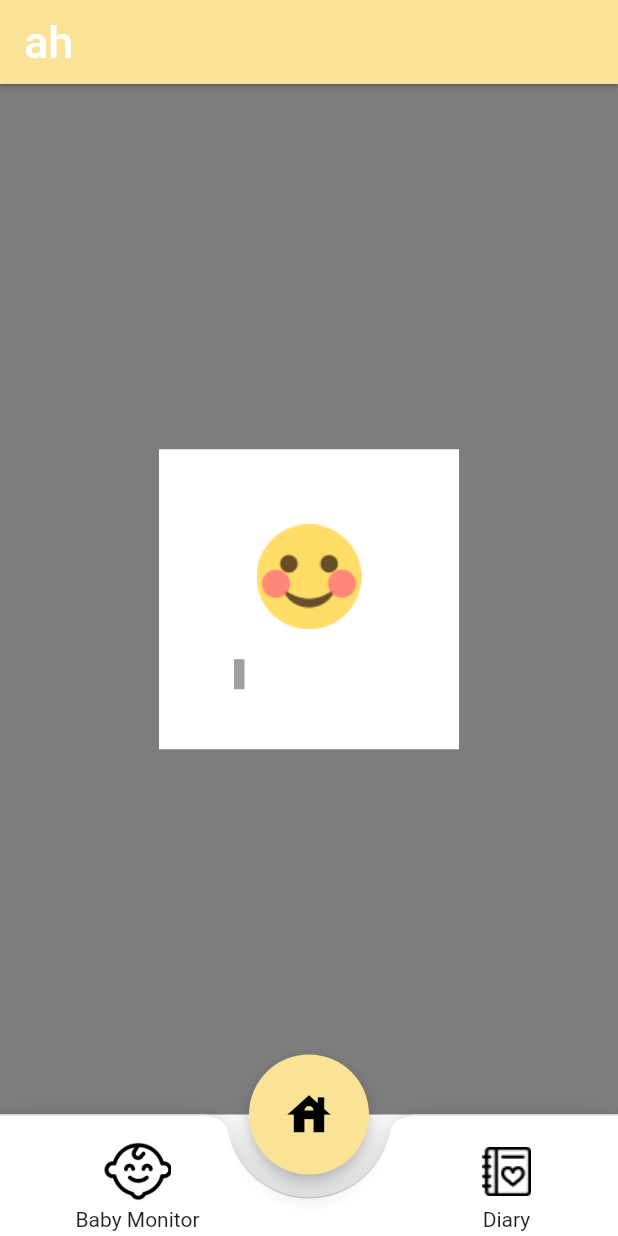
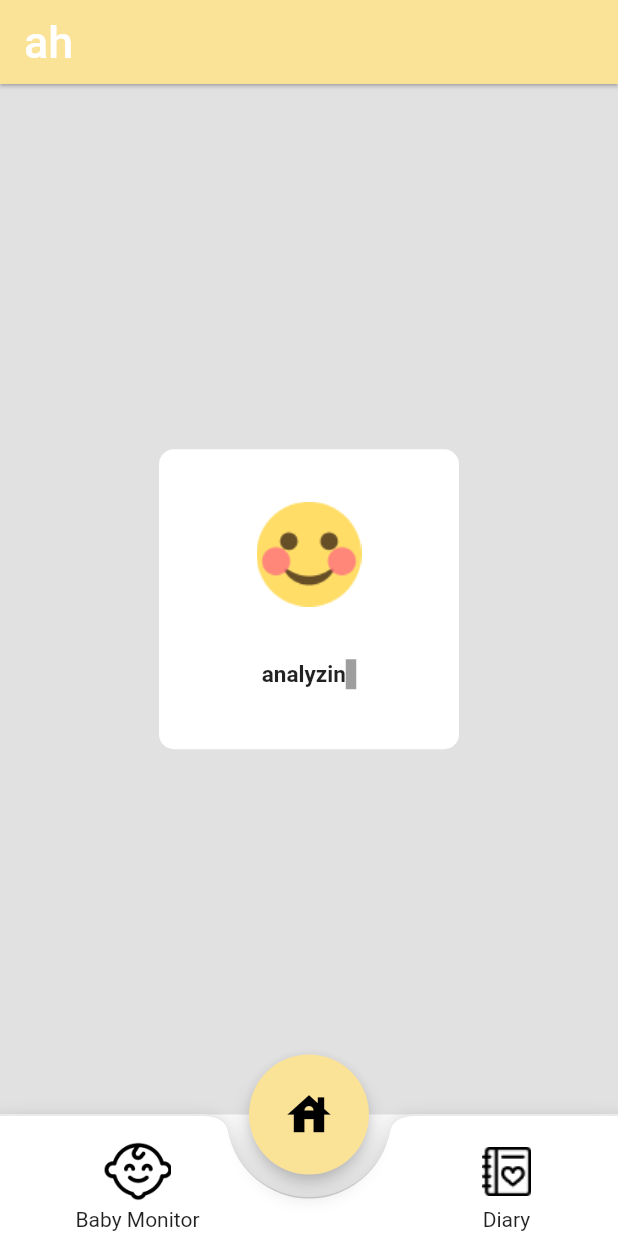
Before and after one commit to Doooooring/emotion-mobile, a Flutter app: the screen it shows after launch, on a phone screen of 412 x 824 dp. Run offline on Flutter 3.47's test engine with Material 2 defaults, Android fonts, the phone set to English and light mode, and no system bars; our stand-ins replace table_calendar, youtube_player_flutter.

Commit message:
fix : fix the loading animation : add ..addlistener to _animation

```diff
--- a/lib/component/common/loading.dart
+++ b/lib/component/common/loading.dart
@@ -22,7 +22,7 @@ class _LoadingState extends State<Loading> {
           offstage: widget.isLoading,
           child: Stack(children: <Widget>[
             Opacity(
-              opacity: 0.5,
+              opacity: 0.1,
               child: ModalBarrier(dismissible: false, color: Colors.black),
             ),
             Center(
@@ -30,7 +30,9 @@ class _LoadingState extends State<Loading> {
               Container(
                   width: 200,
                   height: 200,
-                  color: Colors.white,
+                  decoration: BoxDecoration(
+                      color: Colors.white,
+                      borderRadius: BorderRadius.all(Radius.circular(10))),
                   child: Column(
                     mainAxisAlignment: MainAxisAlignment.center,
                     children: [
@@ -57,13 +59,15 @@ class ProgressIndicatorWrapper extends StatefulWidget {
 
 class _ProgressIndicatorWrapperState extends State<ProgressIndicatorWrapper>
     with SingleTickerProviderStateMixin {
-  late final Animation<AlignmentGeometry> _animation = Tween<AlignmentGeometry>(
-          begin: Alignment.bottomCenter, end: Alignment.topCenter)
-      .animate(CurvedAnimation(parent: _controller, curve: Curves.decelerate));
-
   late final AnimationController _controller =
       AnimationController(vsync: this, duration: Duration(milliseconds: 200))
         ..repeat(reverse: true);
+  late final Animation<AlignmentGeometry> _animation = Tween<AlignmentGeometry>(
+          begin: Alignment.bottomCenter, end: Alignment.topCenter)
+      .animate(CurvedAnimation(parent: _controller, curve: Curves.decelerate))
+    ..addListener(() {
+      setState(() {});
+    });
 
   @override
   void initState() {
@@ -85,9 +89,12 @@ class _ProgressIndicatorWrapperState extends State<ProgressIndicatorWrapper>
 
   @override
   Widget build(BuildContext context) {
-    return AlignTransition(
-        alignment: _animation,
-        child: ProgressIndicator(curIdx, setCurIdx, widget.isLoading));
+    return Container(
+      height: 100,
+      child: AlignTransition(
+          alignment: _animation,
+          child: ProgressIndicator(curIdx, setCurIdx, widget.isLoading)),
+    );
   }
 }
 
@@ -115,8 +122,7 @@ Container ProgressIndicator(
 
   setEmotion();
 
-  return Container(
-      height: 100, child: Image.asset(height: 70, width: 70, curEmotion));
+  return Container(child: Image.asset(height: 70, width: 70, curEmotion));
 }
 
 List<String> commentList = [
@@ -140,7 +146,12 @@ List<String> commentList = [
   'analyzing emotion',
   'analyzing emotion.',
   'analyzing emotion..',
-  'analyzing emotion...'
+  'analyzing emotion...',
+  'analyzing emotion....',
+  'analyzing emotion....',
+  'analyzing emotion....',
+  'analyzing emotion....',
+  'analyzing emotion....'
 ];
 
 class TextAnimation extends StatefulWidget {
@@ -155,10 +166,13 @@ class TextAnimation extends StatefulWidget {
 class _TextAnimationState extends State<TextAnimation>
     with SingleTickerProviderStateMixin {
   late AnimationController controller =
-      AnimationController(vsync: this, duration: Duration(seconds: 2))
+      AnimationController(vsync: this, duration: Duration(milliseconds: 1800))
         ..repeat(reverse: false);
   late Animation<double> animation =
-      Tween<double>(begin: 0, end: 20).animate(controller);
+      Tween<double>(begin: 0, end: 24).animate(controller)
+        ..addListener(() {
+          setState(() {});
+        });
 
   @override
   Widget build(BuildContext context) {
@@ -167,10 +181,12 @@ class _TextAnimationState extends State<TextAnimation>
     String curText = commentList[curLength];
 
     return SizedBox(
-        width: 100,
+        width: 180,
         height: 30,
-        child: Row(children: [
-          Text(style: TextStyle(fontSize: 15), '${curText}'),
+        child: Row(mainAxisAlignment: MainAxisAlignment.center, children: [
+          Text(
+              style: TextStyle(fontSize: 15, fontWeight: FontWeight.bold),
+              '${curText}'),
           Container(
               width: 7, height: 20, color: state ? Colors.grey : Colors.black)
         ]));
--- a/lib/page/emotion_diary.dart
+++ b/lib/page/emotion_diary.dart
@@ -27,7 +27,7 @@ class _CalendarWrapperState extends State<CalendarWrapper> {
     });
   }
 
-  bool isLoading = false;
+  bool isLoading = true;
   void setIsLoading(bool state) {
     setState(() {
       isLoading = state;
--- a/lib/services/emotion.dart
+++ b/lib/services/emotion.dart
@@ -7,14 +7,14 @@ DiaryRepositories repository = new DiaryRepositories();
 class EmotionServices {
   void getEmotionMonth(int year, int month, void Function(Map) setCurDateAll,
       void Function(bool) setIsLoading) async {
-    setIsLoading(true);
+    setIsLoading(false);
     try {
       Map result = await repository.getDiaryMonth(year, month);
       if (result["success"] == false) {
         Error();
       }
       setCurDateAll(result);
-      setIsLoading(false);
+      setIsLoading(true);
     } catch (e) {
       //토스트업
       setIsLoading(false);
```
